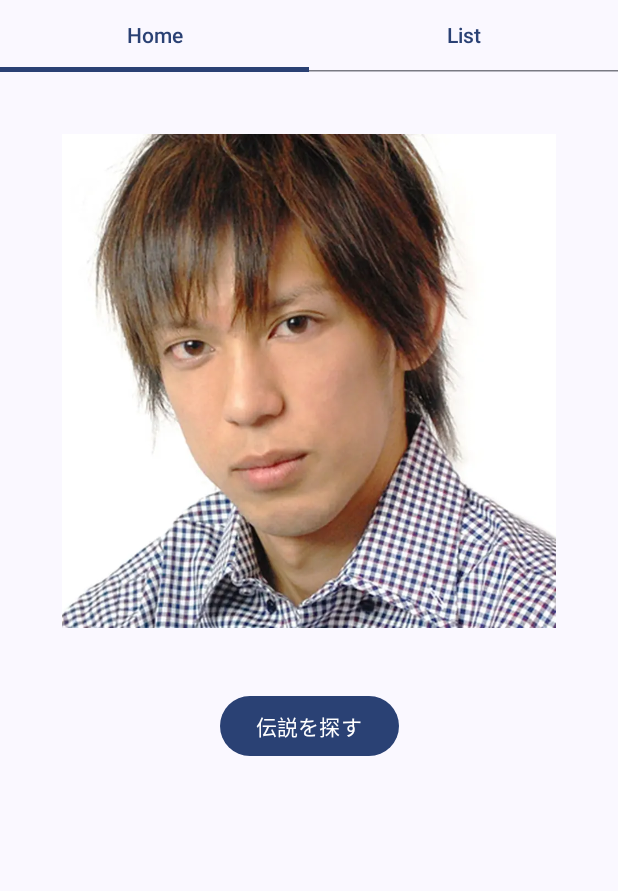
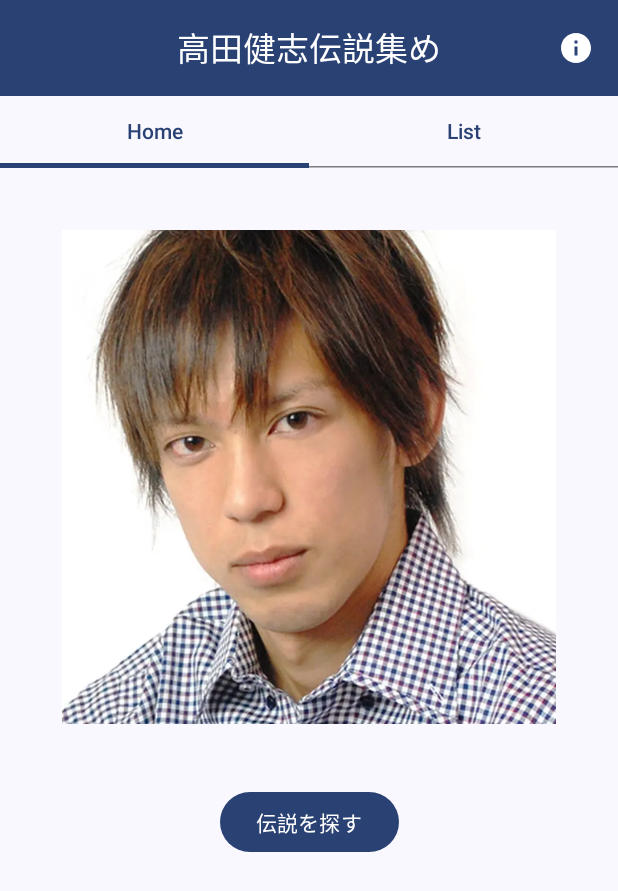
Before and after one commit to ym223/takada-kenshi-no-densetsu-android, an Android app built with Jetpack Compose: the screen it shows after launch (MainActivity), on a phone screen of 412 x 824 dp. Shown: the top 891 px of the screen. Run offline under Robolectric (Android 15) with nearby library versions, the phone set to English and light mode, and no system bars; our stand-ins replace Dagger/Hilt's generated code, Room's generated code; libraries missing offline, so code that uses them is left out: com.jakewharton.retrofit2.

Commit message:
add TopAppBar

```diff
--- a/app/src/main/java/com/example/takada_kenshi_no_densetsu_android/ui/Home.kt
+++ b/app/src/main/java/com/example/takada_kenshi_no_densetsu_android/ui/Home.kt
@@ -5,14 +5,26 @@ import androidx.compose.foundation.layout.Box
 import androidx.compose.foundation.layout.Column
 import androidx.compose.foundation.layout.fillMaxSize
 import androidx.compose.foundation.layout.fillMaxWidth
+import androidx.compose.foundation.layout.padding
 import androidx.compose.foundation.pager.HorizontalPager
 import androidx.compose.foundation.pager.rememberPagerState
+import androidx.compose.material.icons.Icons
+import androidx.compose.material.icons.filled.Info
+import androidx.compose.material3.CenterAlignedTopAppBar
+import androidx.compose.material3.ExperimentalMaterial3Api
+import androidx.compose.material3.Icon
+import androidx.compose.material3.IconButton
+import androidx.compose.material3.MaterialTheme
+import androidx.compose.material3.Scaffold
 import androidx.compose.material3.Tab
 import androidx.compose.material3.TabRow
 import androidx.compose.material3.Text
+import androidx.compose.material3.TopAppBarDefaults
 import androidx.compose.runtime.Composable
 import androidx.compose.runtime.rememberCoroutineScope
 import androidx.compose.ui.Modifier
+import androidx.compose.ui.res.stringResource
+import com.example.takada_kenshi_no_densetsu_android.R
 import com.example.takada_kenshi_no_densetsu_android.ui.densetsu.DensetsuScreen
 import com.example.takada_kenshi_no_densetsu_android.ui.densetsuList.DensetsuListScreen
 import kotlinx.coroutines.launch
@@ -21,14 +33,45 @@ import kotlinx.coroutines.launch
 fun Home(
     stop: () -> Unit
 ) {
-    HomeCategoryTabs(
-        stop = stop
+    Scaffold(
+        topBar = { DensetsuTopAppBar() }
+    ) {
+        Box(modifier = Modifier.padding(it)) {
+            HomeCategoryTabs(
+                stop = stop
+            )
+        }
+    }
+}
+
+@OptIn(ExperimentalMaterial3Api::class)
+@Composable
+fun DensetsuTopAppBar() {
+    CenterAlignedTopAppBar(
+        title = {
+            Text(
+                text = stringResource(id = R.string.app_name),
+                color = MaterialTheme.colorScheme.onPrimary
+            )
+        },
+        actions = {
+            IconButton(onClick = {
+                // navigate to information
+            }) {
+                Icon(
+                    imageVector = Icons.Default.Info,
+                    contentDescription = "information",
+                    tint = MaterialTheme.colorScheme.onPrimary
+                )
+            }
+        },
+        colors = TopAppBarDefaults.topAppBarColors(containerColor = MaterialTheme.colorScheme.primary)
     )
 }
 
 @OptIn(ExperimentalFoundationApi::class)
 @Composable
-private fun HomeCategoryTabs(
+fun HomeCategoryTabs(
     modifier: Modifier = Modifier,
     stop: () -> Unit
 ) {
--- a/app/src/main/res/values/strings.xml
+++ b/app/src/main/res/values/strings.xml
@@ -1,3 +1,3 @@
 <resources>
-    <string name="app_name">takada-kenshi-no-densetsu-android</string>
+    <string name="app_name">高田健志伝説集め</string>
 </resources>
```
